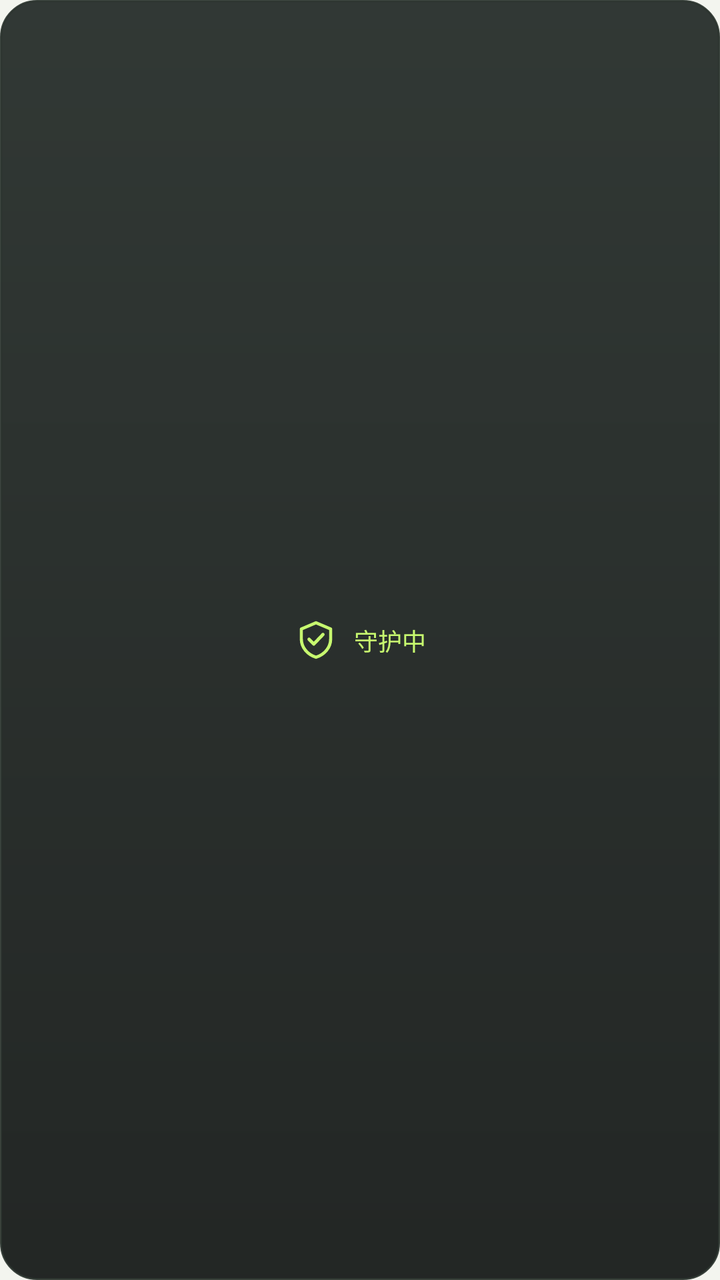
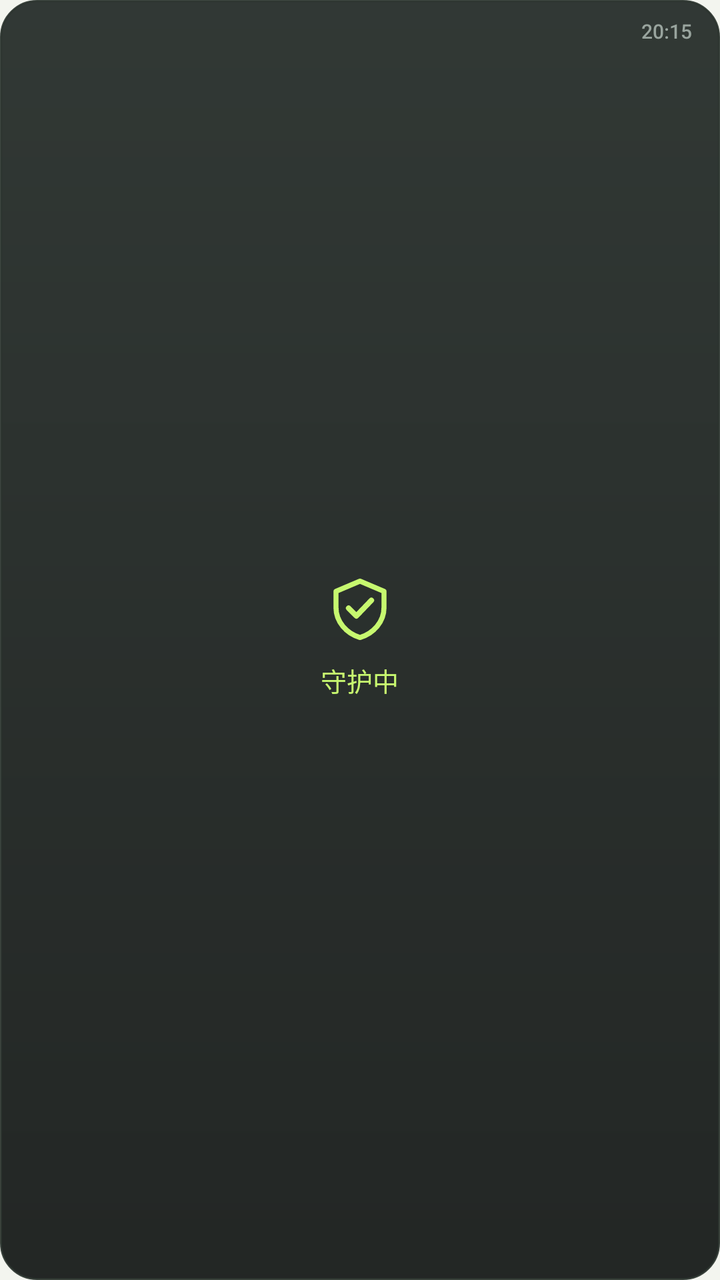

An Android layout rendered at two revisions. The XML below is the earlier revision; the diff shows what the commit changed to produce the second picture.
<!-- AndroidManifest.xml: application theme AppTheme -->
<!-- res/layout/widget_guard.xml -->
<?xml version="1.0" encoding="utf-8"?>
<LinearLayout xmlns:android="http://schemas.android.com/apk/res/android"
    android:id="@+id/widgetRoot"
    android:layout_width="match_parent"
    android:layout_height="match_parent"
    android:background="@drawable/bg_widget_tile"
    android:gravity="center"
    android:orientation="horizontal"
    android:paddingStart="12dp"
    android:paddingEnd="12dp"
    android:paddingTop="8dp"
    android:paddingBottom="8dp">

    <ImageView
        android:id="@+id/widgetIcon"
        android:layout_width="22dp"
        android:layout_height="22dp"
        android:contentDescription="@null"
        android:src="@drawable/ic_shield"
        android:tint="@color/widget_accent" />

    <TextView
        android:id="@+id/widgetStatus"
        android:layout_width="wrap_content"
        android:layout_height="wrap_content"
        android:layout_marginStart="8dp"
        android:ellipsize="end"
        android:fontFamily="sans-serif-medium"
        android:gravity="center"
        android:includeFontPadding="false"
        android:maxLines="1"
        android:text="守护中"
        android:textColor="@color/widget_accent"
        android:textSize="12sp" />
</LinearLayout>
<!-- resources referenced by this layout -->
<resources>
  <color name="widget_accent">#C7F86F</color>
  <!-- drawable bg_widget_tile (drawable) -->
  <?xml version="1.0" encoding="utf-8"?>
  <shape xmlns:android="http://schemas.android.com/apk/res/android"
      android:shape="rectangle">
      <corners android:radius="18dp" />
      <gradient
          android:angle="270"
          android:endColor="#E60C100E"
          android:startColor="#E61C2420" />
      <stroke
          android:width="1dp"
          android:color="#E62A322D" />
  </shape>
  <!-- drawable ic_shield (drawable) -->
  <?xml version="1.0" encoding="utf-8"?>
  <vector xmlns:android="http://schemas.android.com/apk/res/android"
      android:width="24dp"
      android:height="24dp"
      android:viewportWidth="24"
      android:viewportHeight="24">
      <path
          android:pathData="M12,2.6 L20,6 L20,11.4 C20,16.1 16.6,20 12,21.4 C7.4,20 4,16.1 4,11.4 L4,6 Z"
          android:fillColor="#00000000"
          android:strokeColor="#FFFFFFFF"
          android:strokeWidth="1.7"
          android:strokeLineCap="round"
          android:strokeLineJoin="round" />
      <path
          android:pathData="M8.2,11.6 L10.8,14.2 L15.8,9"
          android:fillColor="#00000000"
          android:strokeColor="#FFFFFFFF"
          android:strokeWidth="1.8"
          android:strokeLineCap="round"
          android:strokeLineJoin="round" />
  </vector>
  <style name="AppTheme" parent="@android:style/Theme.Material.NoActionBar">
          <item name="android:windowBackground">@color/bg</item>
          <item name="android:colorAccent">@color/accent</item>
          <item name="android:statusBarColor">@color/bg</item>
          <item name="android:navigationBarColor">@color/bg</item>
          <item name="android:windowLightStatusBar">false</item>
          <item name="android:windowLightNavigationBar">false</item>
          <item name="android:windowNoTitle">true</item>
          <item name="android:windowActionModeOverlay">true</item>
      </style>
  <color name="bg">#F3F5EF</color>
  <color name="accent">#4F7A1F</color>
</resources>

<!-- the commit's change to res/layout/widget_guard.xml (unified diff, before → after) -->
@@ -1,35 +1,51 @@
 <?xml version="1.0" encoding="utf-8"?>
-<LinearLayout xmlns:android="http://schemas.android.com/apk/res/android"
+<FrameLayout xmlns:android="http://schemas.android.com/apk/res/android"
     android:id="@+id/widgetRoot"
     android:layout_width="match_parent"
     android:layout_height="match_parent"
     android:background="@drawable/bg_widget_tile"
-    android:gravity="center"
-    android:orientation="horizontal"
-    android:paddingStart="12dp"
-    android:paddingEnd="12dp"
-    android:paddingTop="8dp"
-    android:paddingBottom="8dp">
+    android:paddingStart="14dp"
+    android:paddingEnd="14dp"
+    android:paddingTop="10dp"
+    android:paddingBottom="14dp">
 
-    <ImageView
-        android:id="@+id/widgetIcon"
-        android:layout_width="22dp"
-        android:layout_height="22dp"
-        android:contentDescription="@null"
-        android:src="@drawable/ic_shield"
-        android:tint="@color/widget_accent" />
+    <LinearLayout
+        android:layout_width="match_parent"
+        android:layout_height="match_parent"
+        android:gravity="center"
+        android:orientation="vertical">
+
+        <ImageView
+            android:id="@+id/widgetIcon"
+            android:layout_width="36dp"
+            android:layout_height="36dp"
+            android:contentDescription="@null"
+            android:src="@drawable/ic_shield"
+            android:tint="@color/widget_accent" />
+
+        <TextView
+            android:id="@+id/widgetStatus"
+            android:layout_width="wrap_content"
+            android:layout_height="wrap_content"
+            android:layout_marginTop="8dp"
+            android:ellipsize="end"
+            android:fontFamily="sans-serif-medium"
+            android:gravity="center"
+            android:includeFontPadding="false"
+            android:maxLines="1"
+            android:text="守护中"
+            android:textColor="@color/widget_accent"
+            android:textSize="13sp" />
+    </LinearLayout>
 
     <TextView
-        android:id="@+id/widgetStatus"
+        android:id="@+id/widgetTime"
         android:layout_width="wrap_content"
         android:layout_height="wrap_content"
-        android:layout_marginStart="8dp"
-        android:ellipsize="end"
+        android:layout_gravity="top|end"
         android:fontFamily="sans-serif-medium"
-        android:gravity="center"
         android:includeFontPadding="false"
-        android:maxLines="1"
-        android:text="守护中"
-        android:textColor="@color/widget_accent"
-        android:textSize="12sp" />
-</LinearLayout>
+        android:text="20:15"
+        android:textColor="@color/widget_muted"
+        android:textSize="10sp" />
+</FrameLayout>
<!-- resource entries referenced after the edit -->
@@ -1,6 +1,7 @@
 <!-- resources referenced by this layout -->
 <resources>
   <color name="widget_accent">#C7F86F</color>
+  <color name="widget_muted">#99A49E</color>
   <!-- drawable bg_widget_tile (drawable) -->
   <?xml version="1.0" encoding="utf-8"?>
   <shape xmlns:android="http://schemas.android.com/apk/res/android"
